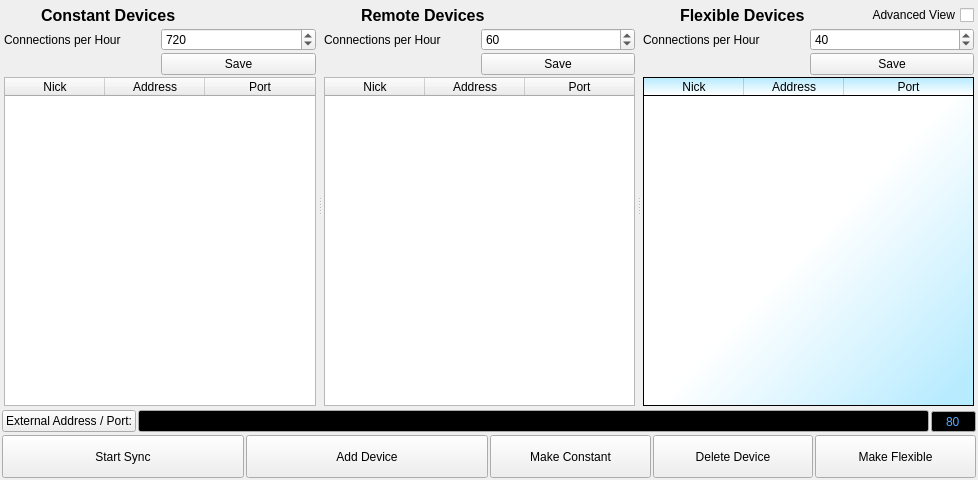
Above: ui/connection-display.ui from berndhs/arado before the change. Below: the same form after it.
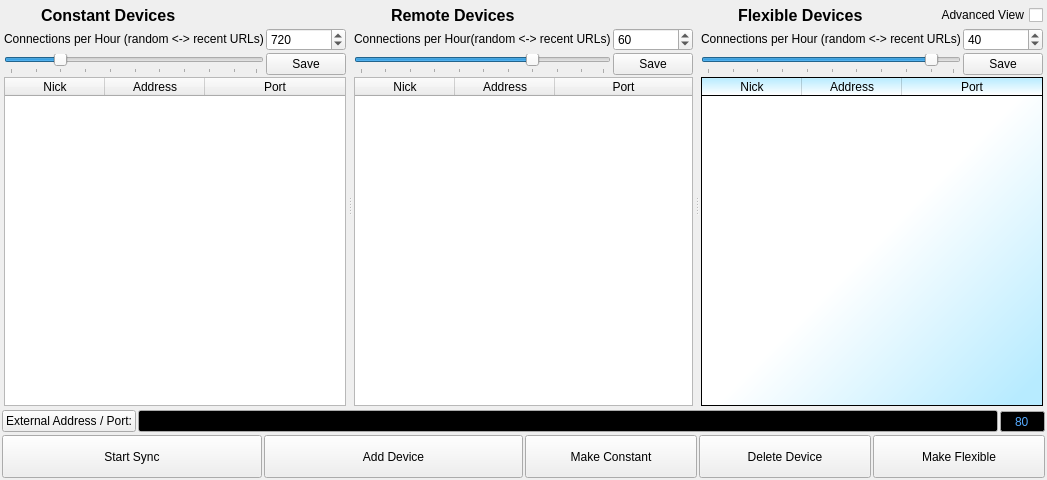
That is the form after the change. Icons and pictures are not drawn.

Commit message: slider to differ 50:50 for recent and random chunks (gui part).

```diff
--- a/ui/connection-display.ui
+++ b/ui/connection-display.ui
@@ -94,7 +94,7 @@
             <string>Example: 720 connections per hour = one connection each 5 seconds.</string>
            </property>
            <property name="text">
-            <string>Connections per Hour</string>
+            <string>Connections per Hour (random &lt;-&gt; recent URLs)</string>
            </property>
           </widget>
          </item>
@@ -134,6 +134,31 @@
            </property>
           </widget>
          </item>
+         <item row="1" column="0">
+          <widget class="QSlider" name="horizontalSlider_A">
+           <property name="toolTip">
+            <string>If you set the slider to random, you get a backup with old URLs, if you set the slider to recent, you only get new URLs with a fresh timestamp. </string>
+           </property>
+           <property name="value">
+            <number>20</number>
+           </property>
+           <property name="orientation">
+            <enum>Qt::Horizontal</enum>
+           </property>
+           <property name="invertedAppearance">
+            <bool>false</bool>
+           </property>
+           <property name="invertedControls">
+            <bool>false</bool>
+           </property>
+           <property name="tickPosition">
+            <enum>QSlider::TicksBelow</enum>
+           </property>
+           <property name="tickInterval">
+            <number>10</number>
+           </property>
+          </widget>
+         </item>
         </layout>
        </item>
        <item>
@@ -238,7 +263,7 @@
             <string>Example: 60 connections per hour = one connection each 60 seconds.</string>
            </property>
            <property name="text">
-            <string>Connections per Hour</string>
+            <string>Connections per Hour(random &lt;-&gt; recent URLs)</string>
            </property>
           </widget>
          </item>
@@ -278,6 +303,25 @@
            </property>
           </widget>
          </item>
+         <item row="1" column="0">
+          <widget class="QSlider" name="horizontalSlider_B">
+           <property name="toolTip">
+            <string>If you set the slider to random, you get a backup with old URLs, if you set the slider to recent, you only get new URLs with a fresh timestamp.</string>
+           </property>
+           <property name="sliderPosition">
+            <number>70</number>
+           </property>
+           <property name="orientation">
+            <enum>Qt::Horizontal</enum>
+           </property>
+           <property name="tickPosition">
+            <enum>QSlider::TicksBelow</enum>
+           </property>
+           <property name="tickInterval">
+            <number>10</number>
+           </property>
+          </widget>
+         </item>
         </layout>
        </item>
        <item>
@@ -398,7 +442,7 @@
             <string>Example: 40 connections per hour = one connection each 90 seconds.</string>
            </property>
            <property name="text">
-            <string>Connections per Hour</string>
+            <string>Connections per Hour (random &lt;-&gt; recent URLs)</string>
            </property>
           </widget>
          </item>
@@ -438,6 +482,25 @@
            </property>
           </widget>
          </item>
+         <item row="1" column="0">
+          <widget class="QSlider" name="horizontalSlider_C">
+           <property name="toolTip">
+            <string>If you set the slider to random, you get a backup with old URLs, if you set the slider to recent, you only get new URLs with a fresh timestamp.</string>
+           </property>
+           <property name="sliderPosition">
+            <number>90</number>
+           </property>
+           <property name="orientation">
+            <enum>Qt::Horizontal</enum>
+           </property>
+           <property name="tickPosition">
+            <enum>QSlider::TicksBelow</enum>
+           </property>
+           <property name="tickInterval">
+            <number>10</number>
+           </property>
+          </widget>
+         </item>
         </layout>
        </item>
        <item>
```
The commit also changes 1 other file.
